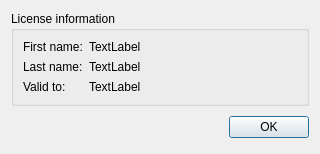
The window that source/licensedialog.ui (martin-kudlicka/vocabulary-master) describes before a commit, drawn with Qt 5.
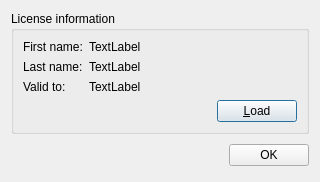
The same window after the commit.

Commit message: + load license

The edit to the form file:
```diff
--- a/source/licensedialog.ui
+++ b/source/licensedialog.ui
@@ -7,7 +7,7 @@
     <x>0</x>
     <y>0</y>
     <width>320</width>
-    <height>141</height>
+    <height>172</height>
    </rect>
   </property>
   <property name="windowTitle">
@@ -65,6 +65,30 @@
         </property>
        </widget>
       </item>
+      <item row="3" column="1">
+       <layout class="QHBoxLayout" name="horizontalLayout">
+        <item>
+         <spacer name="horizontalSpacer">
+          <property name="orientation">
+           <enum>Qt::Horizontal</enum>
+          </property>
+          <property name="sizeHint" stdset="0">
+           <size>
+            <width>40</width>
+            <height>20</height>
+           </size>
+          </property>
+         </spacer>
+        </item>
+        <item>
+         <widget class="QPushButton" name="qpbLoad">
+          <property name="text">
+           <string>&amp;Load</string>
+          </property>
+         </widget>
+        </item>
+       </layout>
+      </item>
      </layout>
     </widget>
    </item>
```
The commit also changes 8 other files.
